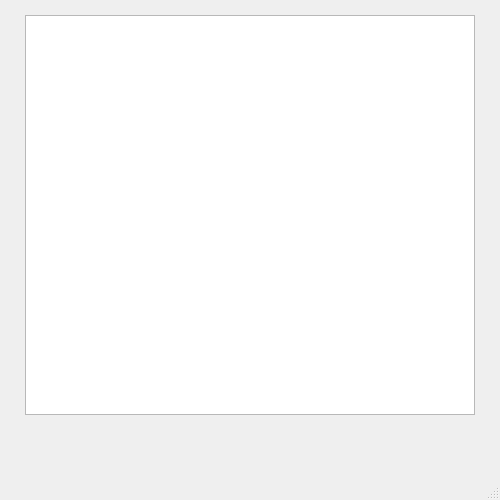
pepshot/kapuchino, file main.ui: the form before one commit.
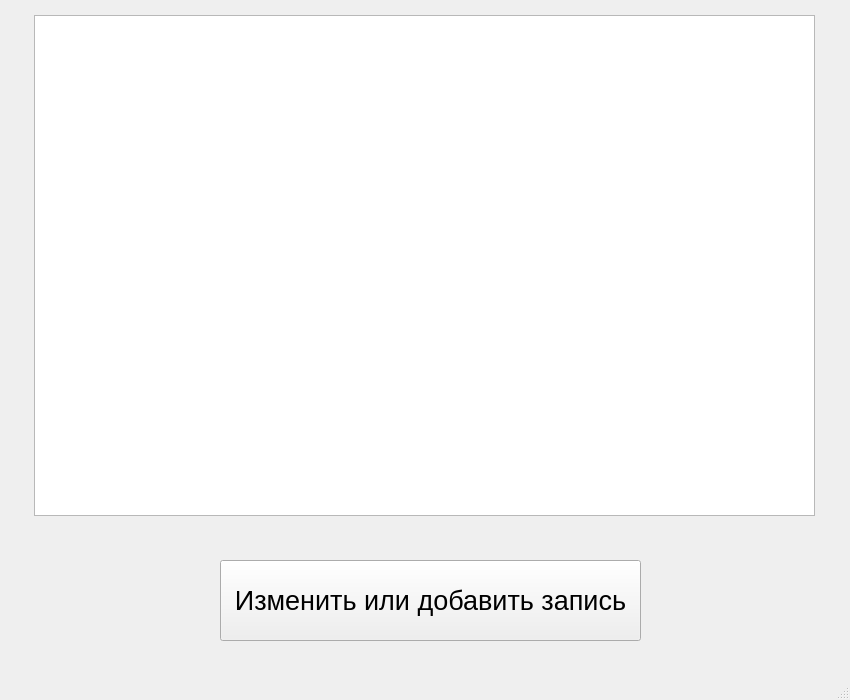
The form after the commit.

The edit to the form file:
```diff
--- a/main.ui
+++ b/main.ui
@@ -6,8 +6,8 @@
    <rect>
     <x>0</x>
     <y>0</y>
-    <width>500</width>
-    <height>500</height>
+    <width>850</width>
+    <height>700</height>
    </rect>
   </property>
   <property name="windowTitle">
@@ -17,13 +17,31 @@
    <widget class="QTableWidget" name="tableWidget">
     <property name="geometry">
      <rect>
-      <x>25</x>
+      <x>34</x>
       <y>15</y>
-      <width>450</width>
-      <height>400</height>
+      <width>781</width>
+      <height>501</height>
      </rect>
     </property>
    </widget>
+   <widget class="QPushButton" name="pushButton">
+    <property name="geometry">
+     <rect>
+      <x>220</x>
+      <y>560</y>
+      <width>421</width>
+      <height>81</height>
+     </rect>
+    </property>
+    <property name="font">
+     <font>
+      <pointsize>20</pointsize>
+     </font>
+    </property>
+    <property name="text">
+     <string>Изменить или добавить запись</string>
+    </property>
+   </widget>
   </widget>
   <widget class="QMenuBar" name="menubar">
    <property name="geometry">
```
Left out of the diff: 2 changed lines with no effect on the pictures.
